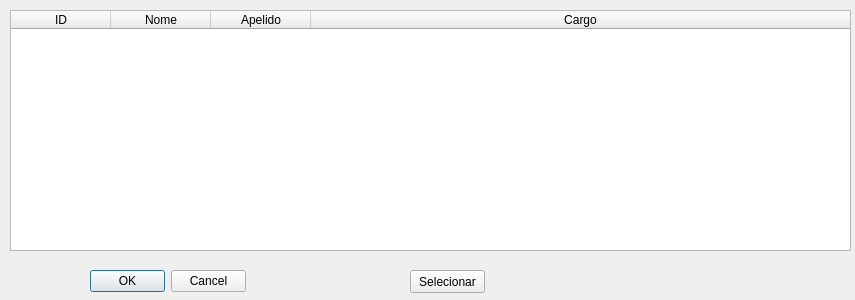
First picture: the form in PainelABN_selecionafuncionario.ui, repository Zambianco/controleestoque, before the edit.
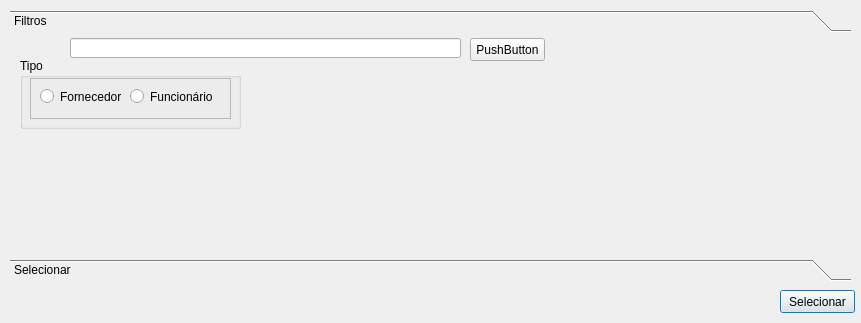
Second picture: the form after the edit. The open tabs and pages were chosen to show the change.

```diff
--- a/PainelABN_selecionafuncionario.ui
+++ b/PainelABN_selecionafuncionario.ui
@@ -6,20 +6,143 @@
    <rect>
     <x>0</x>
     <y>0</y>
-    <width>855</width>
-    <height>300</height>
+    <width>861</width>
+    <height>323</height>
    </rect>
   </property>
   <property name="windowTitle">
    <string>Dialog</string>
   </property>
+  <widget class="QPushButton" name="pushButton_selecionar">
+   <property name="geometry">
+    <rect>
+     <x>780</x>
+     <y>290</y>
+     <width>75</width>
+     <height>23</height>
+    </rect>
+   </property>
+   <property name="text">
+    <string>Selecionar</string>
+   </property>
+  </widget>
+  <widget class="QToolBox" name="toolBox">
+   <property name="geometry">
+    <rect>
+     <x>10</x>
+     <y>10</y>
+     <width>841</width>
+     <height>271</height>
+    </rect>
+   </property>
+   <property name="frameShadow">
+    <enum>QFrame::Plain</enum>
+   </property>
+   <property name="currentIndex">
+    <number>1</number>
+   </property>
+   <widget class="QWidget" name="page_2">
+    <property name="geometry">
+     <rect>
+      <x>0</x>
+      <y>0</y>
+      <width>841</width>
+      <height>217</height>
+     </rect>
+    </property>
+    <attribute name="label">
+     <string>Filtros</string>
+    </attribute>
+    <widget class="QLineEdit" name="lineEdit_filtrar">
+     <property name="geometry">
+      <rect>
+       <x>60</x>
+       <y>0</y>
+       <width>391</width>
+       <height>20</height>
+      </rect>
+     </property>
+    </widget>
+    <widget class="QPushButton" name="pushButton">
+     <property name="geometry">
+      <rect>
+       <x>460</x>
+       <y>0</y>
+       <width>75</width>
+       <height>23</height>
+      </rect>
+     </property>
+     <property name="text">
+      <string>PushButton</string>
+     </property>
+    </widget>
+    <widget class="QGroupBox" name="groupBox">
+     <property name="geometry">
+      <rect>
+       <x>10</x>
+       <y>20</y>
+       <width>221</width>
+       <height>71</height>
+      </rect>
+     </property>
+     <property name="title">
+      <string>Tipo</string>
+     </property>
+     <widget class="QFrame" name="frame">
+      <property name="geometry">
+       <rect>
+        <x>10</x>
+        <y>20</y>
+        <width>201</width>
+        <height>41</height>
+       </rect>
+      </property>
+      <property name="frameShape">
+       <enum>QFrame::StyledPanel</enum>
+      </property>
+      <property name="frameShadow">
+       <enum>QFrame::Raised</enum>
+      </property>
+      <widget class="QRadioButton" name="radioButton">
+       <property name="geometry">
+        <rect>
+         <x>10</x>
+         <y>10</y>
+         <width>82</width>
+         <height>17</height>
+        </rect>
+       </property>
+       <property name="text">
+        <string>Fornecedor</string>
+       </property>
+      </widget>
+      <widget class="QRadioButton" name="radioButton_2">
+       <property name="geometry">
+        <rect>
+         <x>100</x>
+         <y>10</y>
+         <width>82</width>
+         <height>17</height>
+        </rect>
+       </property>
+       <property name="text">
+        <string>Funcionário</string>
+       </property>
+      </widget>
+     </widget>
+    </widget>
+   </widget>
+   <widget class="QWidget" name="page_3">
+    <attribute name="label">
+     <string>Selecionar</string>
+    </attribute>
   <widget class="QTableWidget" name="tableWidget_listafuncionario">
    <property name="geometry">
     <rect>
-     <x>10</x>
-     <y>10</y>
+       <x>0</x>
+       <y>0</y>
      <width>841</width>
-     <height>241</height>
+       <height>211</height>
     </rect>
    </property>
    <property name="editTriggers">
@@ -56,12 +179,12 @@
    </column>
    <column>
     <property name="text">
-     <string>Nome</string>
+       <string>Rz Social/Nome</string>
     </property>
    </column>
    <column>
     <property name="text">
-     <string>Apelido</string>
+       <string>Fantasia/Apelido</string>
     </property>
    </column>
    <column>
@@ -70,31 +193,7 @@
     </property>
    </column>
   </widget>
-  <widget class="QPushButton" name="pushButton_selecionar">
-   <property name="geometry">
-    <rect>
-     <x>410</x>
-     <y>270</y>
-     <width>75</width>
-     <height>23</height>
-    </rect>
-   </property>
-   <property name="text">
-    <string>Selecionar</string>
-   </property>
-  </widget>
-  <widget class="QDialogButtonBox" name="buttonBox">
-   <property name="geometry">
-    <rect>
-     <x>90</x>
-     <y>270</y>
-     <width>156</width>
-     <height>23</height>
-    </rect>
-   </property>
-   <property name="standardButtons">
-    <set>QDialogButtonBox::Cancel|QDialogButtonBox::Ok</set>
-   </property>
+   </widget>
   </widget>
  </widget>
  <resources/>
```
Left out of the diff: 1 changed line with no effect on the pictures. Lines whose indentation alone changed are shown as unchanged.
